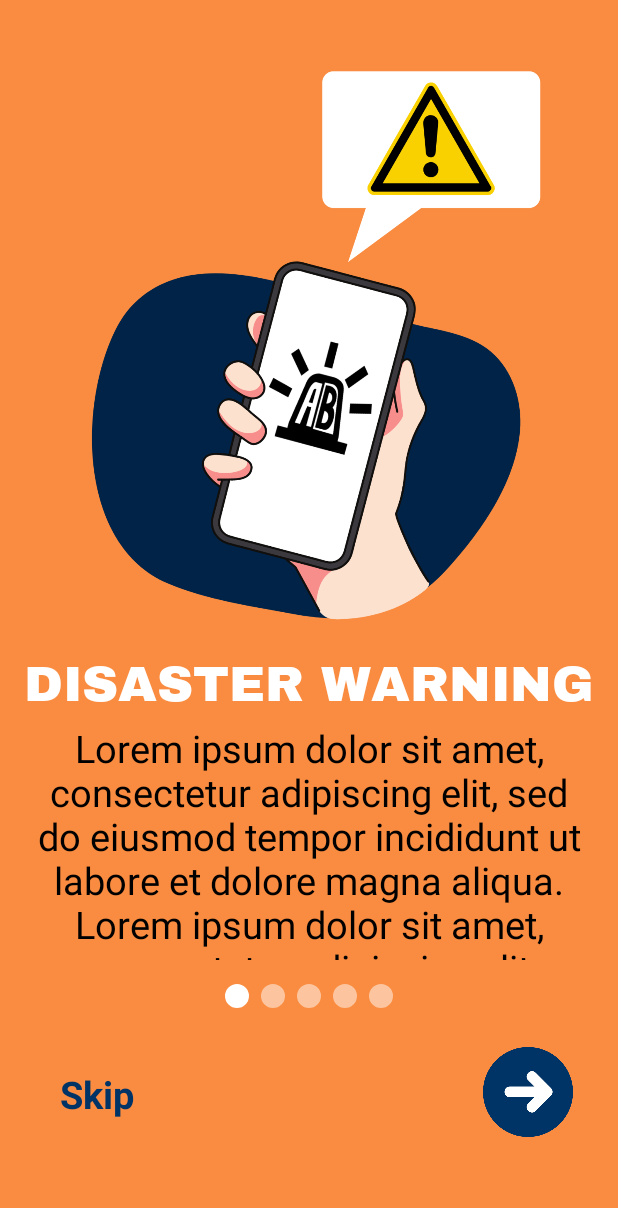
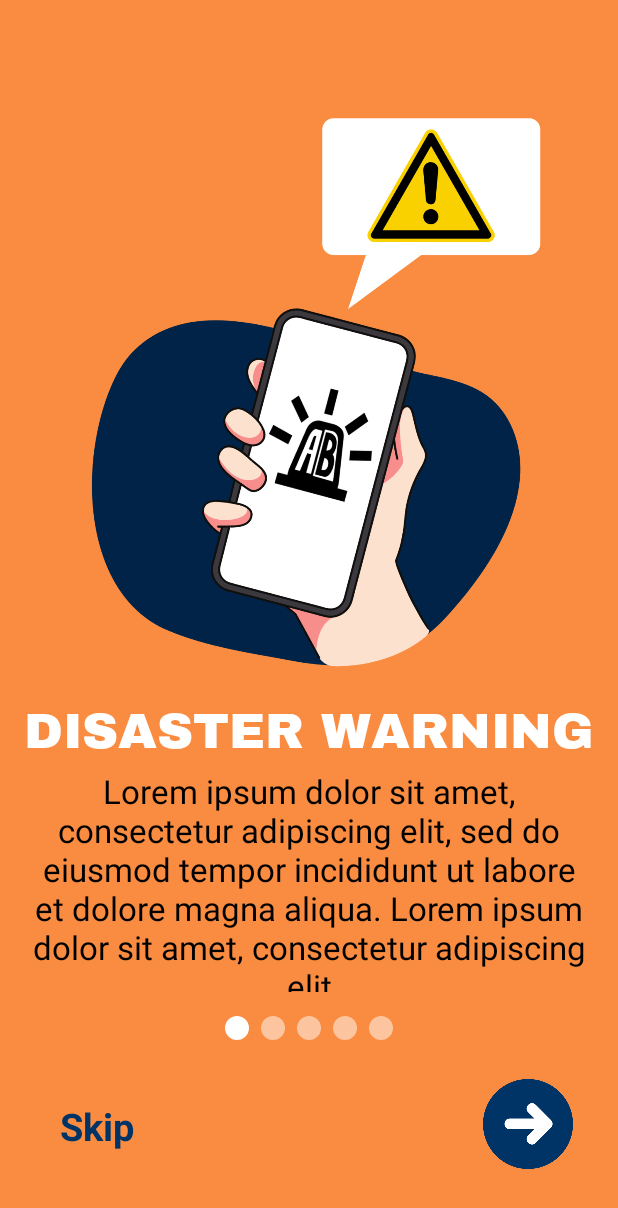
Before and after one commit to weeeyn/AlertoBulakenyo, an Android app: the Walkthrough screen opened directly, with no data from a screen before it, on a phone screen of 412 x 824 dp. Shown: the top 1208 px of the screen. Run offline under Robolectric (Android 15) with nearby library versions, the phone set to English and light mode, and no system bars.

Commit message:
walkthrough

```diff
--- a/app/src/main/res/layout/activity_walkthrough.xml
+++ b/app/src/main/res/layout/activity_walkthrough.xml
@@ -6,18 +6,20 @@
     android:layout_width="match_parent"
     android:layout_height="match_parent"
     android:background="#f98c40"
+    android:paddingTop="40dp"
     tools:context=".Walkthrough">
 
     <androidx.constraintlayout.widget.ConstraintLayout
         android:layout_width="match_parent"
         android:layout_height="match_parent"
-        android:paddingTop="40dp" >
+        android:layout_gravity="center"  >
 
         <androidx.viewpager.widget.ViewPager
             android:id="@+id/screenViewPager"
             android:layout_width="match_parent"
-            android:layout_height="600dp">
-        </androidx.viewpager.widget.ViewPager>
+            android:layout_height="590dp"
+            tools:layout_editor_absoluteX="0dp"
+            tools:layout_editor_absoluteY="0dp"></androidx.viewpager.widget.ViewPager>
 
         <com.google.android.material.tabs.TabLayout
             android:id="@+id/tabIndicator"
--- a/app/src/main/res/layout/layout_screen.xml
+++ b/app/src/main/res/layout/layout_screen.xml
@@ -39,7 +39,7 @@
         <TextView
             android:id="@+id/tvWTdescription"
             android:layout_width="match_parent"
-            android:layout_height="200dp"
+            android:layout_height="160dp"
             android:layout_marginHorizontal="20dp"
             android:autoSizeMaxTextSize="30dp"
             android:autoSizeMinTextSize="10dp"
```
